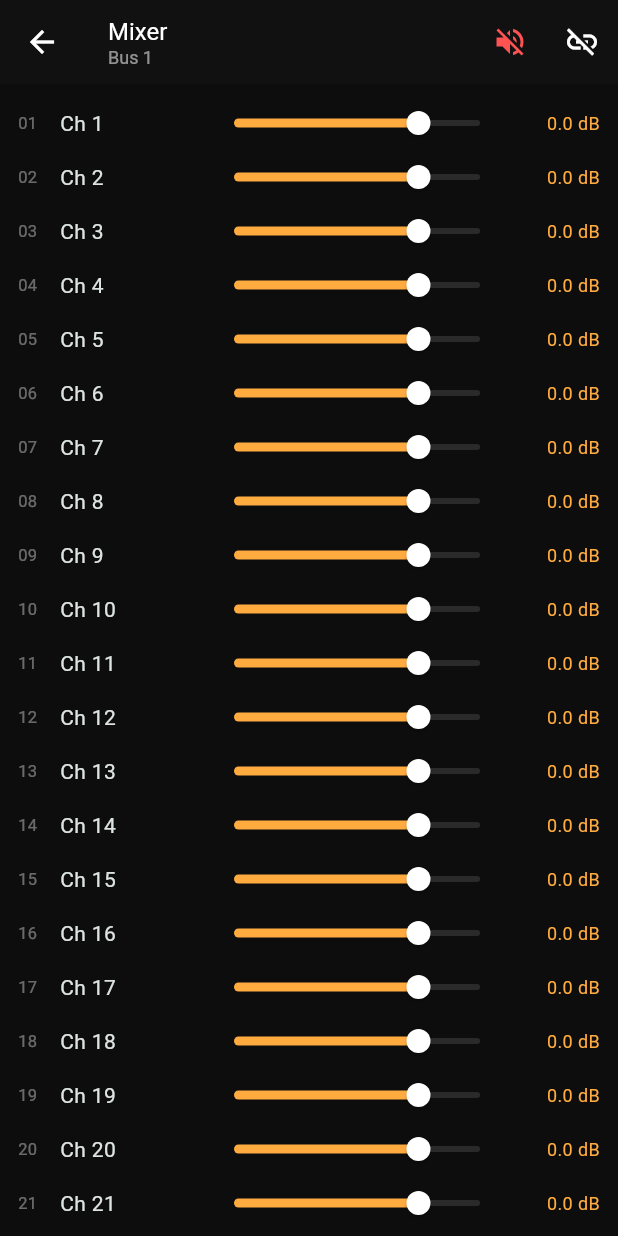
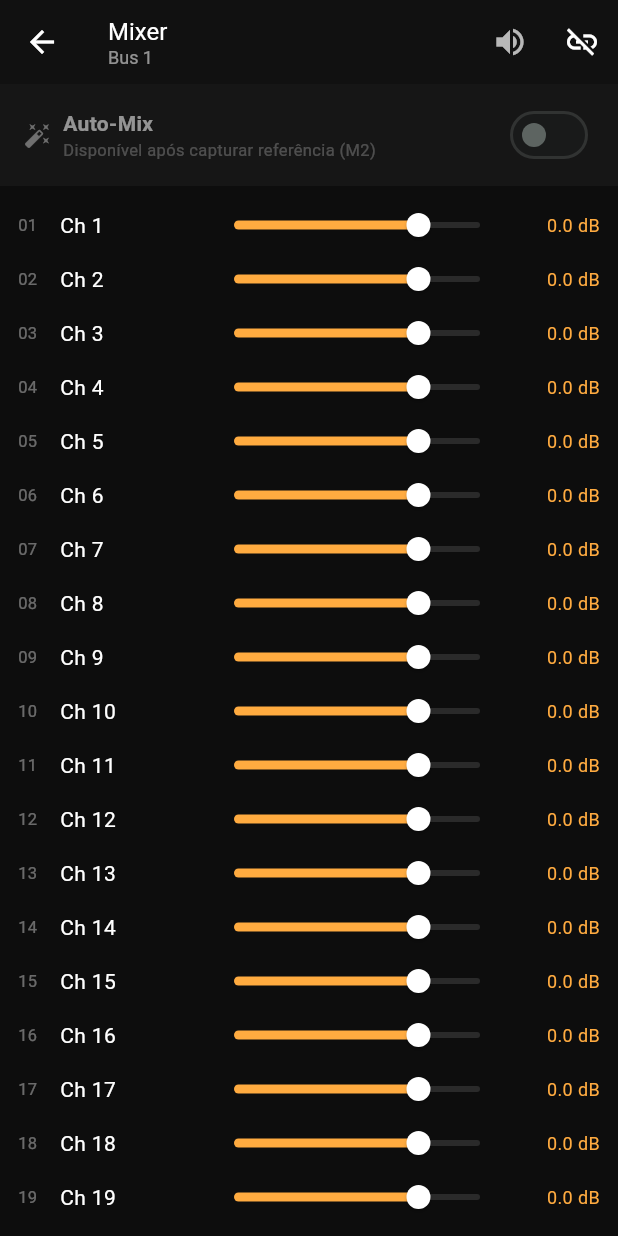
Before and after one commit to diegonogueira/mxstage, a Flutter app: the MixerScreen screen opened directly with empty values, on a phone screen of 412 x 824 dp. Run offline on Flutter 3.47's test engine with Material 3 defaults, Android fonts, the phone set to English and light mode, and no system bars.

Commit message:
fix: mute como toggle com restauração de níveis + placeholder Auto-Mix
Mute agora salva os níveis de cada canal antes de zerar e restaura ao
segundo toque. Sliders ficam desabilitados visualmente enquanto mutado.
Barra de Auto-Mix adicionada no topo da MixerScreen (switch desabilitado,
disponível no M3 após captura de referência no M2).

Co-Authored-By: Claude Sonnet 4.6 <noreply@anthropic.com>

```diff
--- a/lib/ui/screens/mixer_screen.dart
+++ b/lib/ui/screens/mixer_screen.dart
@@ -15,6 +15,10 @@ class MixerScreen extends StatefulWidget {
 class _MixerScreenState extends State<MixerScreen> {
   MixerClient get _client => widget.client;
 
+  bool _muted = false;
+  // Levels saved before mute so we can restore them
+  final Map<int, double> _preMuteLevels = {};
+
   @override
   void initState() {
     super.initState();
@@ -28,6 +32,24 @@ class _MixerScreenState extends State<MixerScreen> {
   }
 
   void _onClientChange() => setState(() {});
+
+  void _toggleMute() {
+    if (_muted) {
+      // Restore saved levels
+      for (final ch in _client.channels) {
+        final saved = _preMuteLevels[ch.ch];
+        if (saved != null) _client.setChannelSend(ch.ch, saved);
+      }
+      _preMuteLevels.clear();
+    } else {
+      // Save current levels, then zero everything
+      for (final ch in _client.channels) {
+        _preMuteLevels[ch.ch] = ch.sendLevel;
+        _client.setChannelSend(ch.ch, 0.0);
+      }
+    }
+    setState(() => _muted = !_muted);
+  }
 
   @override
   Widget build(BuildContext context) {
@@ -44,11 +66,14 @@ class _MixerScreenState extends State<MixerScreen> {
           ],
         ),
         actions: [
-          // Emergency mute button — always visible
+          // Mute toggle — saves levels and restores on second tap
           IconButton(
-            icon: const Icon(Icons.volume_off, color: Colors.redAccent),
-            tooltip: 'Mute retorno',
-            onPressed: _muteAll,
+            icon: Icon(
+              _muted ? Icons.volume_off : Icons.volume_up,
+              color: _muted ? Colors.redAccent : Colors.white70,
+            ),
+            tooltip: _muted ? 'Restaurar volume' : 'Mute retorno',
+            onPressed: _toggleMute,
           ),
           IconButton(
             icon: const Icon(Icons.link_off),
@@ -60,30 +85,71 @@ class _MixerScreenState extends State<MixerScreen> {
           ),
         ],
       ),
-      body: ListView.builder(
+      body: Column(
+        children: [
+          _AutoMixBar(),
+          Expanded(
+            child: ListView.builder(
               padding: const EdgeInsets.symmetric(vertical: 8),
               itemCount: _client.channels.length,
               itemBuilder: (context, i) {
                 final ch = _client.channels[i];
                 return _ChannelRow(
                   channel: ch,
-            onLevelChanged: (v) => _client.setChannelSend(ch.ch, v),
+                  onLevelChanged: _muted
+                      ? null // sliders desabilitados enquanto mutado
+                      : (v) => _client.setChannelSend(ch.ch, v),
                 );
               },
             ),
+          ),
+        ],
+      ),
     );
   }
+}
 
-  void _muteAll() {
-    for (final ch in _client.channels) {
-      _client.setChannelSend(ch.ch, 0.0);
-    }
+/// Barra de Auto-Mix no topo da tela de mixer.
+/// Por enquanto desabilitada (disponível no M3).
+class _AutoMixBar extends StatelessWidget {
+  @override
+  Widget build(BuildContext context) {
+    return Container(
+      color: const Color(0xFF161616),
+      padding: const EdgeInsets.symmetric(horizontal: 16, vertical: 10),
+      child: Row(
+        children: [
+          const Icon(Icons.auto_fix_high, size: 18, color: Colors.white38),
+          const SizedBox(width: 8),
+          const Expanded(
+            child: Column(
+              crossAxisAlignment: CrossAxisAlignment.start,
+              children: [
+                Text(
+                  'Auto-Mix',
+                  style: TextStyle(fontSize: 14, fontWeight: FontWeight.w600, color: Colors.white54),
+                ),
+                Text(
+                  'Disponível após capturar referência (M2)',
+                  style: TextStyle(fontSize: 11, color: Colors.white24),
+                ),
+              ],
+            ),
+          ),
+          Switch(
+            value: false,
+            onChanged: null, // habilitado no M3
+            activeThumbColor: Colors.tealAccent,
+          ),
+        ],
+      ),
+    );
   }
 }
 
 class _ChannelRow extends StatelessWidget {
   final ChannelInfo channel;
-  final ValueChanged<double> onLevelChanged;
+  final ValueChanged<double>? onLevelChanged;
 
   const _ChannelRow({required this.channel, required this.onLevelChanged});
 
@@ -91,38 +157,40 @@ class _ChannelRow extends StatelessWidget {
   Widget build(BuildContext context) {
     final db = floatToDb(channel.sendLevel);
     final dbLabel = db <= -89 ? '-∞' : '${db.toStringAsFixed(1)} dB';
+    final disabled = onLevelChanged == null;
 
     return Padding(
       padding: const EdgeInsets.symmetric(horizontal: 12, vertical: 2),
       child: Row(
         children: [
-          // Channel number
           SizedBox(
             width: 28,
             child: Text(
               channel.ch.toString().padLeft(2, '0'),
-              style: const TextStyle(
+              style: TextStyle(
                 fontSize: 11,
-                color: Colors.white38,
-                fontFeatures: [FontFeature.tabularFigures()],
+                color: disabled ? Colors.white12 : Colors.white38,
+                fontFeatures: const [FontFeature.tabularFigures()],
               ),
             ),
           ),
-          // Channel name
           SizedBox(
             width: 100,
             child: Text(
               channel.name,
               overflow: TextOverflow.ellipsis,
-              style: const TextStyle(fontSize: 14),
+              style: TextStyle(
+                fontSize: 14,
+                color: disabled ? Colors.white24 : Colors.white,
               ),
             ),
-          // Fader slider
+          ),
           Expanded(
             child: SliderTheme(
               data: SliderTheme.of(context).copyWith(
-                activeTrackColor: _trackColor(channel.sendLevel),
-                thumbColor: Colors.white,
+                activeTrackColor: disabled ? Colors.white12 : _trackColor(channel.sendLevel),
+                inactiveTrackColor: const Color(0xFF2A2A2A),
+                thumbColor: disabled ? Colors.white24 : Colors.white,
                 thumbShape: const RoundSliderThumbShape(enabledThumbRadius: 8),
                 trackHeight: 4,
                 overlayShape: const RoundSliderOverlayShape(overlayRadius: 16),
@@ -135,7 +203,6 @@ class _ChannelRow extends StatelessWidget {
               ),
             ),
           ),
-          // dB label
           SizedBox(
             width: 64,
             child: Text(
@@ -143,7 +210,7 @@ class _ChannelRow extends StatelessWidget {
               textAlign: TextAlign.right,
               style: TextStyle(
                 fontSize: 12,
-                color: _dbColor(db),
+                color: disabled ? Colors.white12 : _dbColor(db),
                 fontFeatures: const [FontFeature.tabularFigures()],
               ),
             ),
```
Also changed, not shown: 1 other file. Lines whose indentation alone changed are shown as unchanged.
